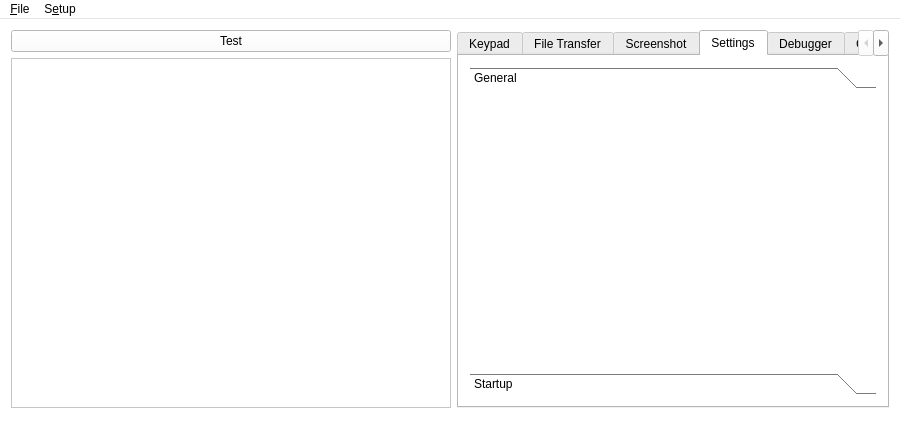
Old version of the form mainwindow.ui in the repository CE-Programming/CEmu.
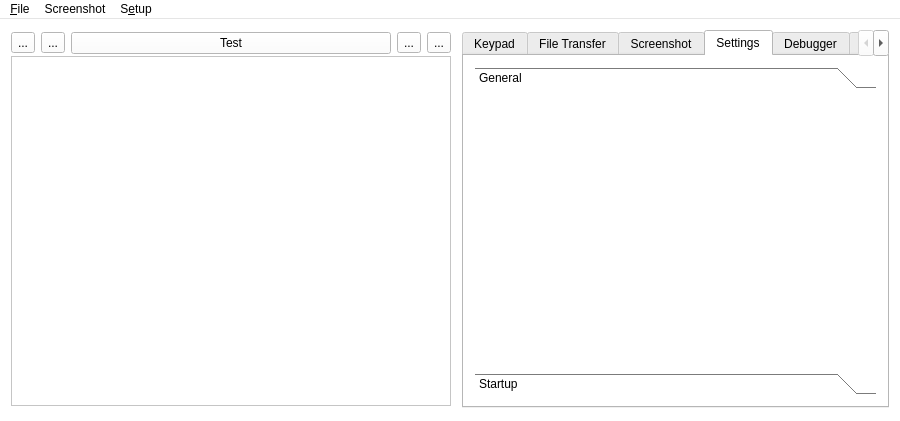
New version of the form. The open tabs and pages were chosen to show the change. Icons and pictures are not drawn. Custom widgets are drawn as their Qt base class.

What changed in the file:
```diff
--- a/mainwindow.ui
+++ b/mainwindow.ui
@@ -18,7 +18,7 @@
   </property>
   <property name="minimumSize">
    <size>
-    <width>900</width>
+    <width>461</width>
     <height>420</height>
    </size>
   </property>
@@ -146,15 +146,53 @@
       </property>
       <item>
        <layout class="QVBoxLayout" name="verticalLayout">
+        <property name="spacing">
+         <number>0</number>
+        </property>
         <property name="bottomMargin">
          <number>0</number>
         </property>
         <item>
-         <widget class="QPushButton" name="buttonReset">
-          <property name="text">
-           <string>Test</string>
+         <layout class="QHBoxLayout" name="horizontalLayout_5">
+          <property name="bottomMargin">
+           <number>0</number>
           </property>
-         </widget>
+          <item>
+           <widget class="QToolButton" name="toolButton_3">
+            <property name="text">
+             <string>...</string>
+            </property>
+           </widget>
+          </item>
+          <item>
+           <widget class="QToolButton" name="toolButton_4">
+            <property name="text">
+             <string>...</string>
+            </property>
+           </widget>
+          </item>
+          <item>
+           <widget class="QPushButton" name="buttonReset">
+            <property name="text">
+             <string>Test</string>
+            </property>
+           </widget>
+          </item>
+          <item>
+           <widget class="QToolButton" name="toolButton_6">
+            <property name="text">
+             <string>...</string>
+            </property>
+           </widget>
+          </item>
+          <item>
+           <widget class="QToolButton" name="toolButton_5">
+            <property name="text">
+             <string>...</string>
+            </property>
+           </widget>
+          </item>
+         </layout>
         </item>
         <item>
          <widget class="QFrame" name="frame">
@@ -214,6 +252,22 @@
       </item>
      </layout>
     </item>
+    <item>
+     <spacer name="horizontalSpacer">
+      <property name="orientation">
+       <enum>Qt::Horizontal</enum>
+      </property>
+      <property name="sizeType">
+       <enum>QSizePolicy::Fixed</enum>
+      </property>
+      <property name="sizeHint" stdset="0">
+       <size>
+        <width>5</width>
+        <height>20</height>
+       </size>
+      </property>
+     </spacer>
+    </item>
     <item>
      <widget class="QTabWidget" name="tabWidget">
       <property name="sizePolicy">
@@ -438,7 +492,7 @@
             <rect>
              <x>0</x>
              <y>0</y>
-             <width>408</width>
+             <width>397</width>
              <height>284</height>
             </rect>
            </property>
@@ -509,7 +563,15 @@
     <addaction name="separator"/>
     <addaction name="actionAbout"/>
    </widget>
+   <widget class="QMenu" name="menuScreenshot">
+    <property name="title">
+     <string>Screenshot</string>
+    </property>
+    <addaction name="actionTake_Screenshot_2"/>
+    <addaction name="actionRecord_GIF_2"/>
+   </widget>
    <addaction name="menuFile"/>
+   <addaction name="menuScreenshot"/>
    <addaction name="menuHelp"/>
   </widget>
   <action name="actionNew">
```
Left out of the diff: 135 changed lines with no effect on the pictures.
